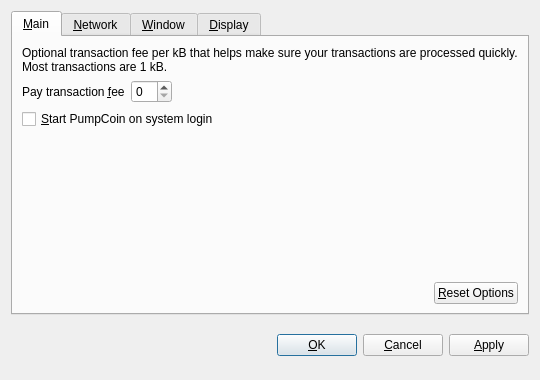
PumpCoinDEV/PumpCoin, file src/qt/forms/optionsdialog.ui: the form before one commit.
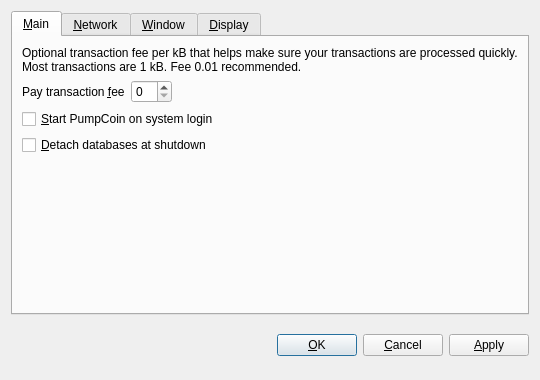
The form after the commit. Custom widgets are drawn as their Qt base class.

```diff
--- a/src/qt/forms/optionsdialog.ui
+++ b/src/qt/forms/optionsdialog.ui
@@ -33,7 +33,7 @@
        <item>
         <widget class="QLabel" name="transactionFeeInfoLabel">
          <property name="text">
-          <string>Optional transaction fee per kB that helps make sure your transactions are processed quickly. Most transactions are 1 kB.</string>
+          <string>Optional transaction fee per kB that helps make sure your transactions are processed quickly. Most transactions are 1 kB. Fee 0.01 recommended.</string>
          </property>
          <property name="textFormat">
           <enum>Qt::PlainText</enum>
@@ -86,6 +86,16 @@
          </property>
         </widget>
        </item>
+       <item>
+        <widget class="QCheckBox" name="detachDatabases">
+         <property name="toolTip">
+          <string>Detach block and address databases at shutdown. This means they can be moved to another data directory, but it slows down shutdown. The wallet is always detached.</string>
+         </property>
+         <property name="text">
+          <string>&amp;Detach databases at shutdown</string>
+         </property>
+        </widget>
+       </item>
        <item>
         <spacer name="verticalSpacer_Main">
          <property name="orientation">
@@ -99,36 +109,6 @@
          </property>
         </spacer>
        </item>
-       <item>
-        <layout class="QHBoxLayout" name="horizontalLayout_2_Main">
-         <item>
-          <spacer name="horizontalSpacer_2_Main">
-           <property name="orientation">
-            <enum>Qt::Horizontal</enum>
-           </property>
-           <property name="sizeHint" stdset="0">
-            <size>
-             <width>40</width>
-             <height>20</height>
-            </size>
-           </property>
-          </spacer>
-         </item>
-         <item>
-          <widget class="QPushButton" name="resetButton">
-           <property name="toolTip">
-            <string>Reset all client options to default.</string>
-           </property>
-           <property name="text">
-            <string>&amp;Reset Options</string>
-           </property>
-           <property name="autoDefault">
-            <bool>false</bool>
-           </property>
-          </widget>
-         </item>
-        </layout>
-       </item>
       </layout>
      </widget>
      <widget class="QWidget" name="tabNetwork">
```
Left out of the diff: 14 changed lines with no effect on the pictures.
